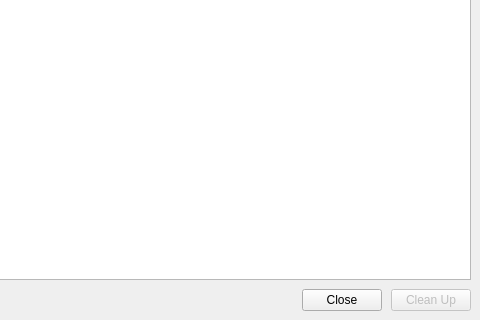
Qt form plugins/dockers/recorder/recorder_snapshots_manager.ui (KDE/krita) before a commit; both pictures show x 145 to 625 and y 153 to 473 of the 625 by 473 pixel window.
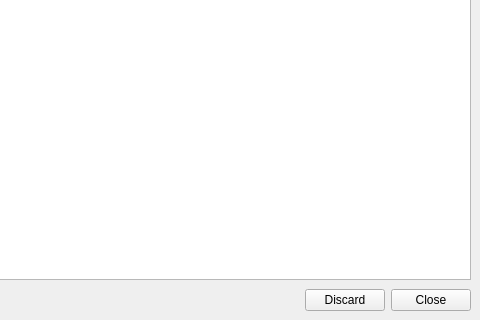
The same form after that commit.

Commit message:
Replace custom buttons with dialogbuttonbox in recorder docker.
BUG:438645

```diff
--- a/plugins/dockers/recorder/recorder_snapshots_manager.ui
+++ b/plugins/dockers/recorder/recorder_snapshots_manager.ui
@@ -274,19 +274,9 @@
           </widget>
          </item>
          <item>
-          <widget class="QPushButton" name="buttonClose">
-           <property name="text">
-            <string>Close</string>
-           </property>
-          </widget>
-         </item>
-         <item>
-          <widget class="QPushButton" name="buttonCleanUp">
-           <property name="enabled">
-            <bool>false</bool>
-           </property>
-           <property name="text">
-            <string>Clean Up</string>
+          <widget class="QDialogButtonBox" name="buttonBox">
+           <property name="standardButtons">
+            <set>QDialogButtonBox::Close|QDialogButtonBox::Discard</set>
            </property>
           </widget>
          </item>
```
Left out of the diff: 25 changed lines with no effect on the pictures. The commit also changes 3 other files.
